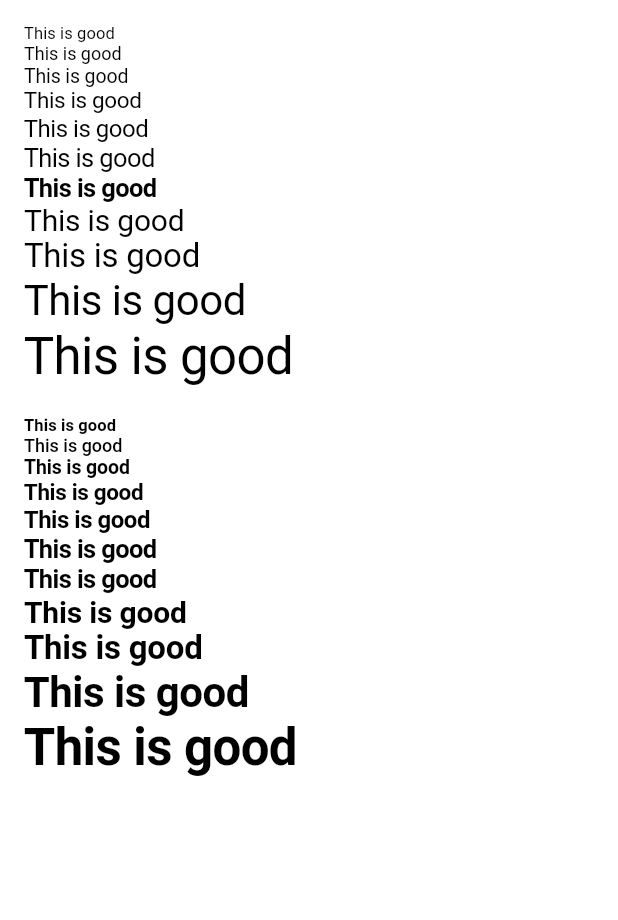
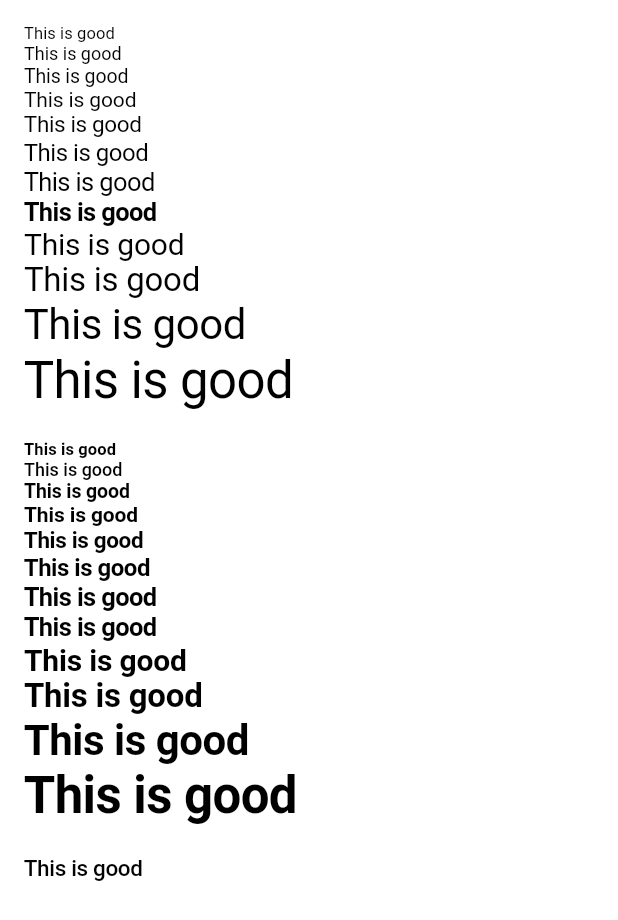
Before and after one commit to InvolveDigital/flutter_involve_text_styles, a Flutter app: the screen it shows after launch, on a phone screen of 412 x 824 dp. Shown: the top 920 px of the screen. Run offline on Flutter 3.47's test engine with Material 2 defaults, Android fonts, the phone set to English and light mode, and no system bars.

Commit message:
add footnote2 and mediumSubheadline

```diff
--- a/example/lib/main.dart
+++ b/example/lib/main.dart
@@ -30,6 +30,7 @@ class InvolveTextStyles extends StatelessWidget {
               Text('This is good', style: TextStyle().caption2),
               Text('This is good', style: TextStyle().caption1),
               Text('This is good', style: TextStyle().footnote),
+              Text('This is good', style: TextStyle().footnote2),
               Text('This is good', style: TextStyle().subheadline),
               Text('This is good', style: TextStyle().callout),
               Text('This is good', style: TextStyle().body),
@@ -42,6 +43,7 @@ class InvolveTextStyles extends StatelessWidget {
               Text('This is good', style: TextStyle().boldCaption2),
               Text('This is good', style: TextStyle().boldCaption1),
               Text('This is good', style: TextStyle().boldFootnote),
+              Text('This is good', style: TextStyle().boldFootnote2),
               Text('This is good', style: TextStyle().boldSubheadline),
               Text('This is good', style: TextStyle().boldCallout),
               Text('This is good', style: TextStyle().boldBody),
@@ -50,6 +52,8 @@ class InvolveTextStyles extends StatelessWidget {
               Text('This is good', style: TextStyle().boldTitle2),
               Text('This is good', style: TextStyle().boldTitle1),
               Text('This is good', style: TextStyle().boldLargeTitle),
+              SizedBox(height: 20),
+              Text('This is good', style: TextStyle().mediumSubheadline),
             ],
           ),
         ),
```
Also changed, not shown: lib/involve_text_styles.dart (+18 -0 lines).
